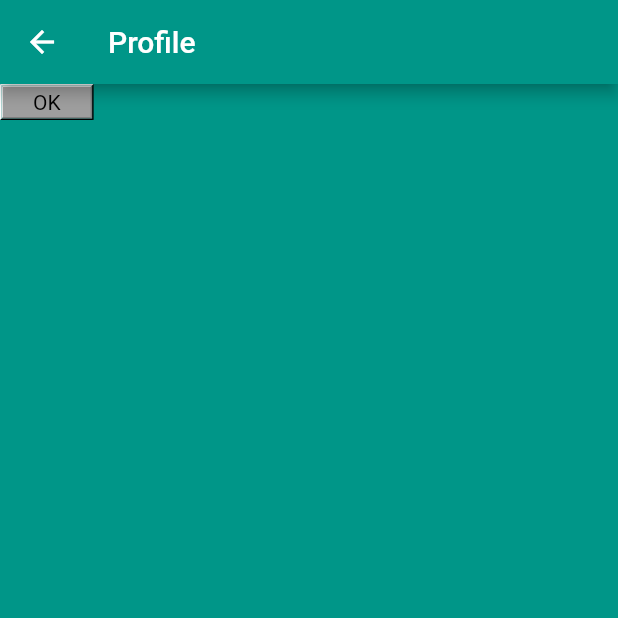
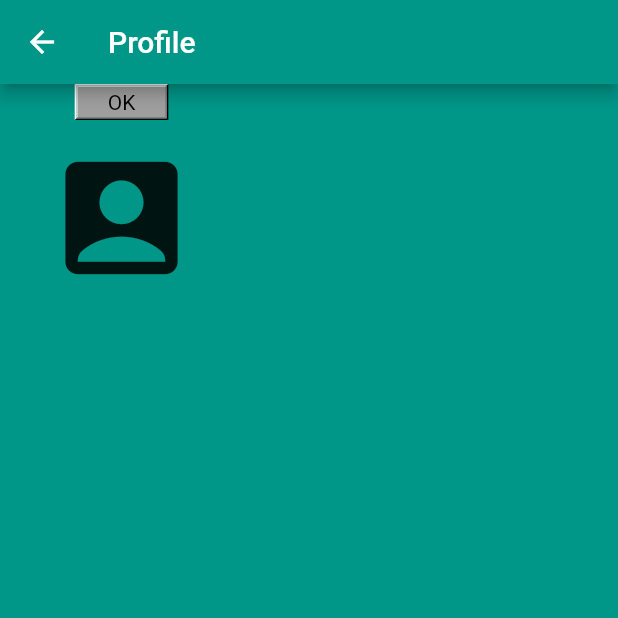
Before and after one commit to LalremLian/GDSC_Flutter, a Flutter app: the ButtonLayouts screen opened directly, on a phone screen of 412 x 824 dp, the top half of it. Run offline on Flutter 3.47's test engine with Material 2 defaults, Android fonts, the phone set to English and light mode, and no system bars; our stand-ins replace shimmer; missing offline and left inert: flutter_mobile_vision, fragment_navigate.

```diff
--- a/lib/main.dart
+++ b/lib/main.dart
@@ -1,3 +1,4 @@
+import 'package:dummy/view/dashBoard_page.dart';
 import 'package:dummy/view/home_page.dart';
 import 'package:flutter/material.dart';
 
@@ -16,7 +17,8 @@ class MyApp extends StatelessWidget {
         theme: ThemeData(
           primarySwatch: Colors.blue,
         ),
-        home: const Home()
+        //home: const Home()
+        home: const Dashboard()
     );
   }
 }
--- a/lib/view/buttonLayouts_page.dart
+++ b/lib/view/buttonLayouts_page.dart
@@ -23,7 +23,8 @@ class ButtonLayouts extends StatelessWidget {
                   left: BorderSide(width: 1.0, color: Color(0xFFFFFFFFFF)),
                   right: BorderSide(width: 1.0, color: Color(0xFFFF000000)),
                   bottom: BorderSide(width: 1.0, color: Color(0xFFFF000000)),
-                )),
+                ),
+            ),
             child: Container(
               padding:
               const EdgeInsets.symmetric(horizontal: 20.0, vertical: 2.0),
@@ -42,6 +43,28 @@ class ButtonLayouts extends StatelessWidget {
                 style: TextStyle(color: Colors.black),
               ),
             ),
+          ),
+          Padding(
+            padding: const EdgeInsets.all(15.0),
+            child: Tooltip(
+                waitDuration: const Duration(seconds: 1),
+                showDuration: const Duration(seconds: 2),
+                padding: const EdgeInsets.all(5),
+                height: 35,
+                textStyle: const TextStyle(
+                    fontSize: 15, color: Colors.white, fontWeight: FontWeight.normal),
+                decoration: BoxDecoration(
+                    borderRadius: BorderRadius.circular(10), color: Colors.green),
+                message: 'My Account',
+                child: FlatButton(
+                  onPressed: () {
+
+                  },
+                  child: const Icon(
+                    Icons.account_box,
+                    size: 100,
+                  ),
+                )),
           )
         ],
       ),
--- a/pubspec.yaml
+++ b/pubspec.yaml
@@ -39,6 +39,7 @@ dependencies:
   http: ^0.13.4
   shimmer: ^2.0.0
   flutter_mobile_vision: ^0.1.3
+  fragment_navigate: ^1.2.0+2
 
 dev_dependencies:
   flutter_test:
```
Also changed, not shown: lib/view/dashBoard_page.dart (added, +157 -0 lines), pubspec.lock.
